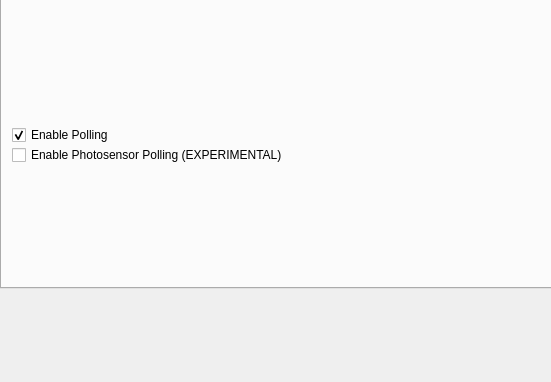
Qt form python/PlanB/resources/planb.ui (KenwoodFox/EG-207) before a commit; both pictures show x 0 to 551 and y 241 to 623 of the 998 by 623 pixel window.
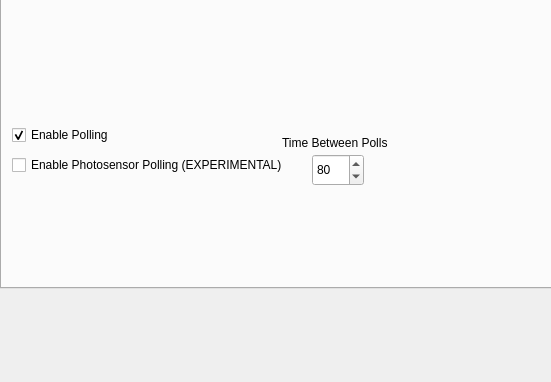
The same form after that commit. Icons and pictures are not drawn. Custom widgets are drawn as their Qt base class.

Commit message: Add spinbox to op panel

Diff of the .ui file:
```diff
--- a/python/PlanB/resources/planb.ui
+++ b/python/PlanB/resources/planb.ui
@@ -60,7 +60,7 @@
       <property name="geometry">
        <rect>
         <x>10</x>
-        <y>300</y>
+        <y>310</y>
         <width>311</width>
         <height>22</height>
        </rect>
@@ -127,6 +127,35 @@
        <string>Flow Sensor Utilization</string>
       </property>
      </widget>
+     <widget class="QSpinBox" name="timeBetweenPollsSpinbox">
+      <property name="geometry">
+       <rect>
+        <x>310</x>
+        <y>310</y>
+        <width>52</width>
+        <height>32</height>
+       </rect>
+      </property>
+      <property name="maximum">
+       <number>3600</number>
+      </property>
+      <property name="value">
+       <number>80</number>
+      </property>
+     </widget>
+     <widget class="QLabel" name="label_3">
+      <property name="geometry">
+       <rect>
+        <x>280</x>
+        <y>290</y>
+        <width>121</width>
+        <height>18</height>
+       </rect>
+      </property>
+      <property name="text">
+       <string>Time Between Polls</string>
+      </property>
+     </widget>
     </widget>
     <widget class="QWidget" name="calibrationTab">
      <attribute name="title">
```
Left out of the diff: 12 changed lines with no effect on the pictures. The commit also changes 1 other file.
